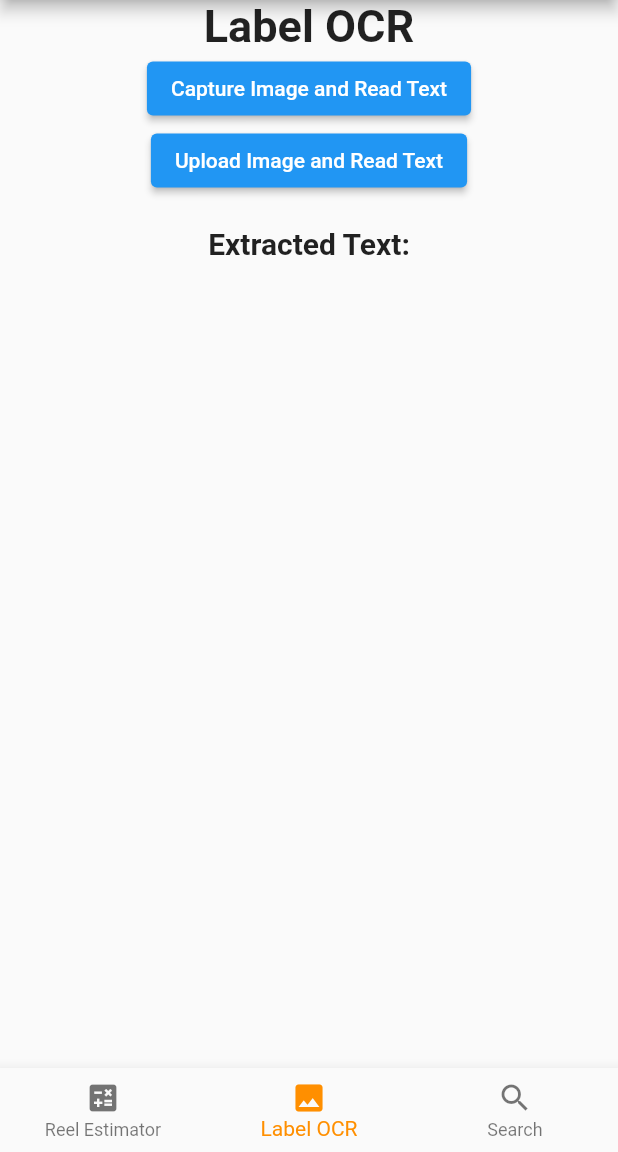
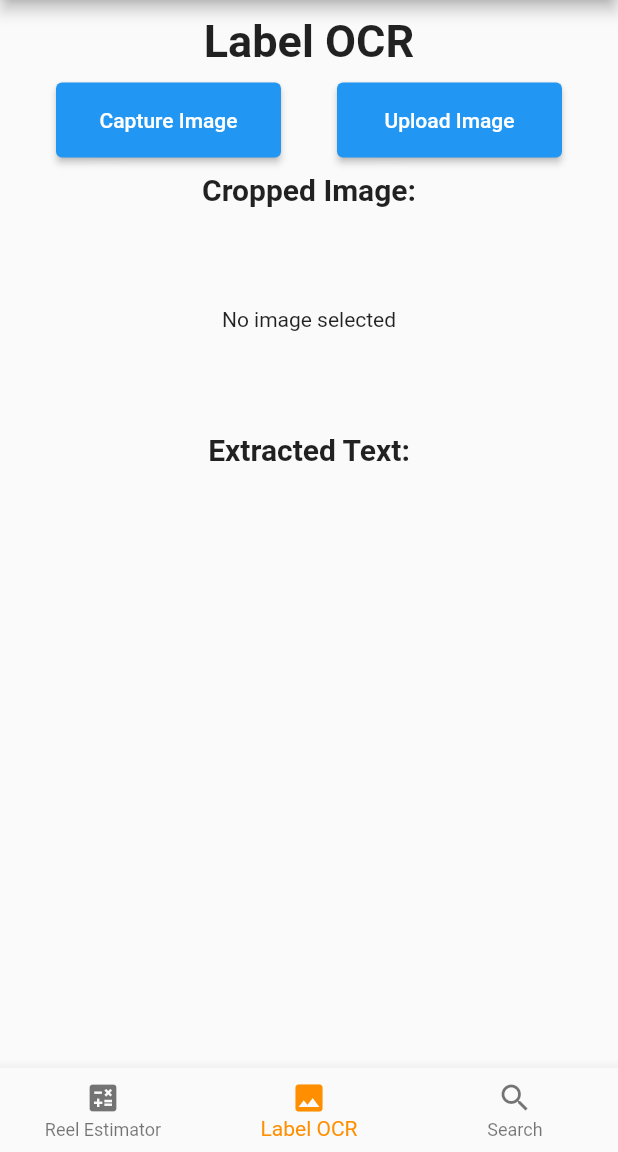
Before and after one commit to Seibell/Component-Reel-Counter, a Flutter app: the screen it shows after launch, item 2 of the bottom bar chosen, on a phone screen of 412 x 824 dp, the part 84-1236 px from its top. Run offline on Flutter 3.47's test engine with Material 2 defaults, Android fonts, the phone set to English and light mode, and no system bars; our stand-ins replace image_cropper, image_picker, sqflite; missing offline and left inert: google_ml_kit; accounts and stored records are empty.

Commit message:
added image preview on label ocr

```diff
--- a/lib/LabelOCR/LabelOCR.dart
+++ b/lib/LabelOCR/LabelOCR.dart
@@ -15,6 +15,7 @@ class _LabelOCRState extends State<LabelOCR> {
   final ValueNotifier<String> _extractedTextNotifier =
       ValueNotifier<String>('');
   bool _isLoading = false;
+  final ValueNotifier<File?> _croppedImageNotifier = ValueNotifier<File?>(null);
 
   Future<File?> _cropImage(File originalImageFile) async {
     final croppedFile = await ImageCropper().cropImage(
@@ -104,6 +105,7 @@ class _LabelOCRState extends State<LabelOCR> {
     if (pickedFile != null) {
       File originalImageFile = File(pickedFile.path);
       File? croppedImageFile = await _cropImage(originalImageFile);
+      _croppedImageNotifier.value = croppedImageFile;
 
       if (croppedImageFile != null) {
         final processedImageFile =
@@ -133,19 +135,60 @@ class _LabelOCRState extends State<LabelOCR> {
     return Column(
       mainAxisAlignment: MainAxisAlignment.center,
       children: <Widget>[
+        const SizedBox(height: 10),
         const Text(
           'Label OCR',
           style: TextStyle(fontSize: 30, fontWeight: FontWeight.bold),
         ),
-        ElevatedButton(
-          onPressed: () => _readTextFromImage(ImageSource.camera),
-          child: const Text('Capture Image and Read Text'),
+        const SizedBox(height: 10),
+        Row(
+          mainAxisAlignment: MainAxisAlignment
+              .spaceEvenly, // To space the buttons evenly in the row
+          children: <Widget>[
+            Container(
+              height: 50.0, // Set the height of the container
+              width: 150.0, // Set the width of the container
+              child: ElevatedButton(
+                onPressed: () => _readTextFromImage(ImageSource.camera),
+                child: const Text('Capture Image'),
+              ),
+            ),
+            Container(
+              height: 50.0, // Set the height of the container
+              width: 150.0, // Set the width of the container
+              child: ElevatedButton(
+                onPressed: () => _readTextFromImage(ImageSource.gallery),
+                child: const Text('Upload Image'),
+              ),
+            ),
+          ],
         ),
-        ElevatedButton(
-          onPressed: () => _readTextFromImage(ImageSource.gallery),
-          child: const Text('Upload Image and Read Text'),
+        const SizedBox(height: 10),
+        const Text(
+          'Cropped Image:',
+          style: TextStyle(fontSize: 20, fontWeight: FontWeight.bold),
         ),
-        const SizedBox(height: 20),
+        Container(
+          padding: const EdgeInsets.all(8.0),
+          width: 400, // fixed width
+          height: 150, // fixed height
+          child: ValueListenableBuilder<File?>(
+            valueListenable: _croppedImageNotifier,
+            builder: (context, file, child) {
+              if (file != null) {
+                return Image.file(
+                  file,
+                  fit: BoxFit
+                      .contain, // Makes the image look better when resized
+                );
+              } else {
+                return const Center(
+                    child: Text(
+                        'No image selected')); // This is to center the text in the container
+              }
+            },
+          ),
+        ),
         const Text(
           'Extracted Text:',
           style: TextStyle(fontSize: 20, fontWeight: FontWeight.bold),
```
